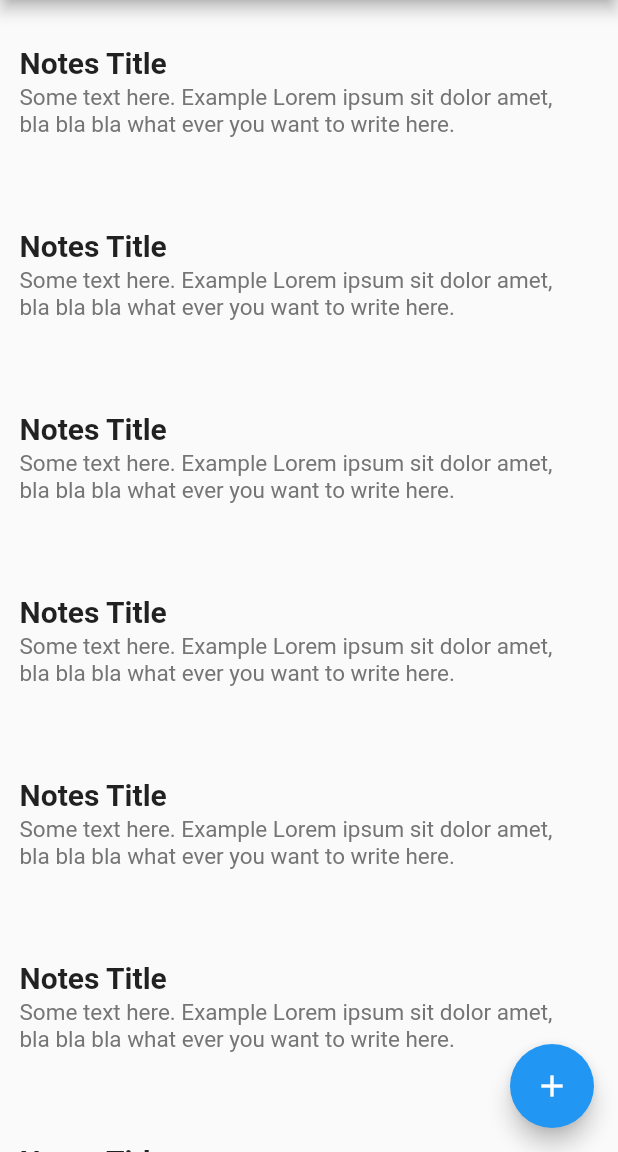
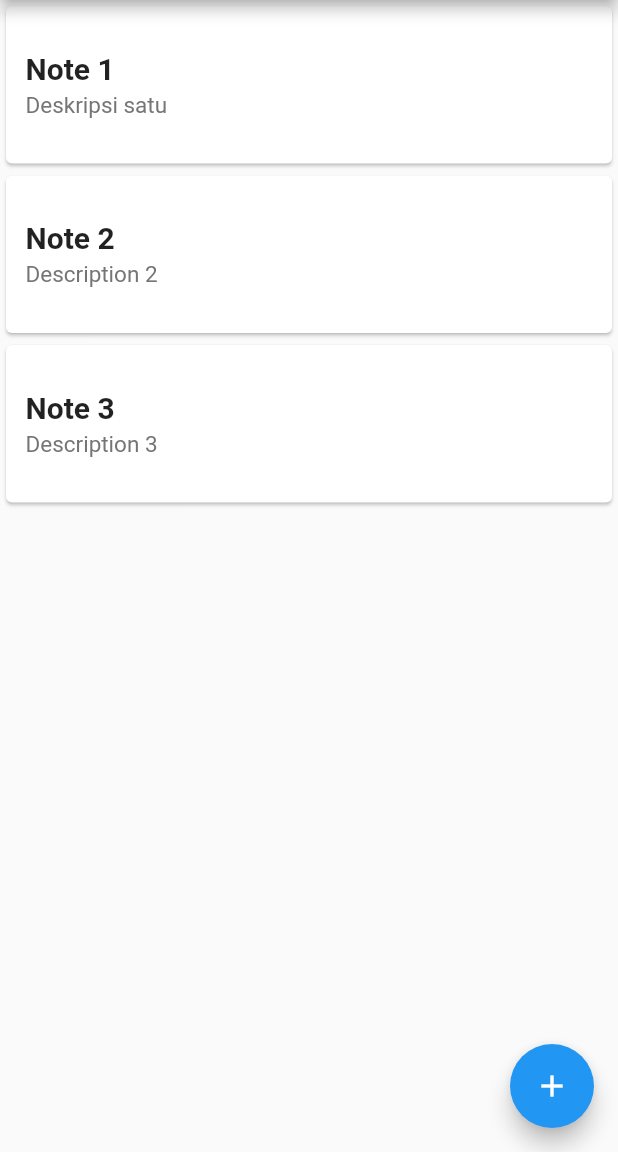
Before and after one commit to RofiFauzanAl/C-Notes, a Flutter app: the Note screen opened directly, after a tap on "Save", on a phone screen of 412 x 824 dp, the part 84-1236 px from its top. Run offline on Flutter 3.47's test engine with Material 2 defaults, Android fonts, the phone set to English and light mode, and no system bars.

Commit message:
Update Baru

```diff
--- /dev/null
+++ b/lib/inherited_widgets/note_inherited_widget.dart
@@ -0,0 +1,31 @@
+import 'package:flutter/material.dart';
+
+class NoteInheritedWidget extends InheritedWidget {
+
+  final notes = [
+    {
+      'title': 'Note 1',
+      'text': 'Deskripsi satu',
+    },
+    {
+      'title': 'Note 2',
+      'text': 'Description 2',
+    },
+    {
+      'title': 'Note 3',
+      'text': 'Description 3',
+    }
+  ];
+
+  NoteInheritedWidget(Widget child) : super(child: child);
+
+  static NoteInheritedWidget of(BuildContext context){
+    return (context.dependOnInheritedWidgetOfExactType<NoteInheritedWidget>() as NoteInheritedWidget);
+  }
+
+  @override
+  bool updateShouldNotify( NoteInheritedWidget oldWidget){
+    return oldWidget.notes != notes;
+  }
+
+}
--- a/lib/main.dart
+++ b/lib/main.dart
@@ -1,4 +1,5 @@
 import 'package:flutter/material.dart';
+import 'package:class_notes/inherited_widgets/note_inherited_widget.dart';
 import 'package:class_notes/views/note_list.dart';
 // import 'dart:html';
 
@@ -9,9 +10,11 @@ void main() {
 class App extends  StatelessWidget {
   @override
   Widget build(BuildContext context) {
-    return MaterialApp(
+    return NoteInheritedWidget(
+      MaterialApp(
       title: 'C-Notes',
       home: NoteList(),
+      ),
     );
   }
 }
--- a/lib/views/note.dart
+++ b/lib/views/note.dart
@@ -1,21 +1,36 @@
+import 'package:class_notes/inherited_widgets/note_inherited_widget.dart';
 import 'package:flutter/material.dart';
 // import 'dart:html';
 
 enum NoteMode { editingNote,
                 addingNote }
 
-class Note extends StatelessWidget{
+class Note extends StatefulWidget{
 
   final NoteMode noteMode;
+  final int index;
 
-  Note(this.noteMode);
+  Note(this.noteMode, this.index);
+
+  @override
+  _NoteState createState(){
+    return _NoteState();
+  }
+}
+
+class _NoteState extends State<Note> {
+
+  final TextEditingController _titleController = TextEditingController();
+  final TextEditingController _textController = TextEditingController();
+
+  List<Map<String, String>>get _notes => NoteInheritedWidget.of(context).notes;
 
   @override
   Widget build(BuildContext context){
     return Scaffold(
       appBar: AppBar(
         title: Text(
-          noteMode == NoteMode.addingNote ? 'Add Note' : 'Edit Note',
+          widget.noteMode == NoteMode.addingNote ? 'Add Note' : 'Edit Note',
         ),
       ),
       body: Padding(
@@ -27,12 +42,14 @@ class Note extends StatelessWidget{
             mainAxisAlignment : MainAxisAlignment.center,
             children: <Widget>[
               TextField(
+                controller: _titleController,
                 decoration: InputDecoration(
-                  hintText: 'Note Title'
+                  hintText: 'Title'
                 ),
               ),
               Container(height: 8,),
               TextField(
+                controller: _textController,
                 decoration: InputDecoration(
                   hintText: 'Note Text',
                   border: OutlineInputBorder(),
@@ -44,12 +61,24 @@ class Note extends StatelessWidget{
                 mainAxisAlignment: MainAxisAlignment.spaceEvenly,
                 children: <Widget>[
                   noteButton('Save', Colors.blue, () {
+
+                    final title = _titleController.text;
+                    final text = _textController.text;
+
+                    if (widget.noteMode == NoteMode.addingNote){
+                        _notes.add({'title': title, 'text': text});
+                    }else if (widget.noteMode == NoteMode.editingNote){
+                        _notes[widget.index]={
+                          'title': title,
+                          'text': text,
+                        };
+                    }
                     Navigator.pop(context);
                   }),
                   noteButton('Discard', Colors.grey, () {
                     Navigator.pop(context);
                   }),
-                  noteMode == NoteMode.editingNote ?
+                  widget.noteMode == NoteMode.editingNote ?
                     Padding(
                       padding: const EdgeInsets.all(8.0),
                       child: noteButton('Delete', Colors.red, () {
--- a/lib/views/note_list.dart
+++ b/lib/views/note_list.dart
@@ -1,8 +1,15 @@
+import 'package:class_notes/inherited_widgets/note_inherited_widget.dart';
 import 'package:class_notes/views/note.dart';
 import 'package:flutter/material.dart';
 // import 'dart:html';
 
-class NoteList extends StatelessWidget {
+class NoteList extends StatefulWidget {
+  @override
+  State<NoteList> createState() => _NoteListState();
+}
+
+class _NoteListState extends State<NoteList> {
+  List<Map<String, String>>get _notes => NoteInheritedWidget.of(context).notes;
   @override
   Widget build(BuildContext context) {
     return Scaffold(
@@ -15,28 +22,31 @@ class NoteList extends StatelessWidget {
             onTap: () {
               Navigator.push(
                 context,
-                MaterialPageRoute(builder: (context) => Note(NoteMode.editingNote)),
+                MaterialPageRoute(builder: (context) => Note(NoteMode.editingNote, index))
               );
             },
+            child: Card(
               child: Padding(
                 padding: const EdgeInsets.only(top: 30, bottom: 30, left: 13, right: 22),
                 child: Column(
                   crossAxisAlignment: CrossAxisAlignment.start,
                   children: <Widget>[
-                  NoteTitle(),
-                  Container(height: 3,),
-                  NoteText(),
+                    _NoteTitle(_notes[index]['title']!),
+                    Container(height: 4,),
+                    _NoteText(_notes[index]['text']!),
                   ],
                 ),
-            )
+              ),
+            ),
           );
         },
+        itemCount: _notes.length,
       ),
       floatingActionButton: FloatingActionButton(
         onPressed: () {
           Navigator.push(
             context,
-            MaterialPageRoute(builder: (context) => Note(NoteMode.addingNote)),
+            MaterialPageRoute(builder: (context) => Note(NoteMode.addingNote, 0))
           );
         },
         child: Icon(Icons.add),
@@ -46,11 +56,15 @@ class NoteList extends StatelessWidget {
 }
 
 
-class NoteTitle extends StatelessWidget{
+class _NoteTitle extends StatelessWidget{
+  final String _title;
+
+  _NoteTitle(this._title);
+
   @override
   Widget build(BuildContext context){
     return Text(
-      'Notes Title',
+      _title,
       style: TextStyle(
         fontSize: 20,
         fontWeight: FontWeight.bold,
@@ -59,11 +73,15 @@ class NoteTitle extends StatelessWidget{
   }
 }
 
-class NoteText extends StatelessWidget{
+class _NoteText extends StatelessWidget{
+  final String _text;
+
+  _NoteText(this._text);
+
   @override
   Widget build(BuildContext context){
     return Text(
-      'Some text here. Example Lorem ipsum sit dolor amet, bla bla bla what ever you want to write here.',
+        _text,
         style: TextStyle(
         fontSize: 15,
         color: Colors.grey.shade600
```
Also changed, not shown: pubspec.lock, 1 other file. Lines whose indentation alone changed are shown as unchanged.
